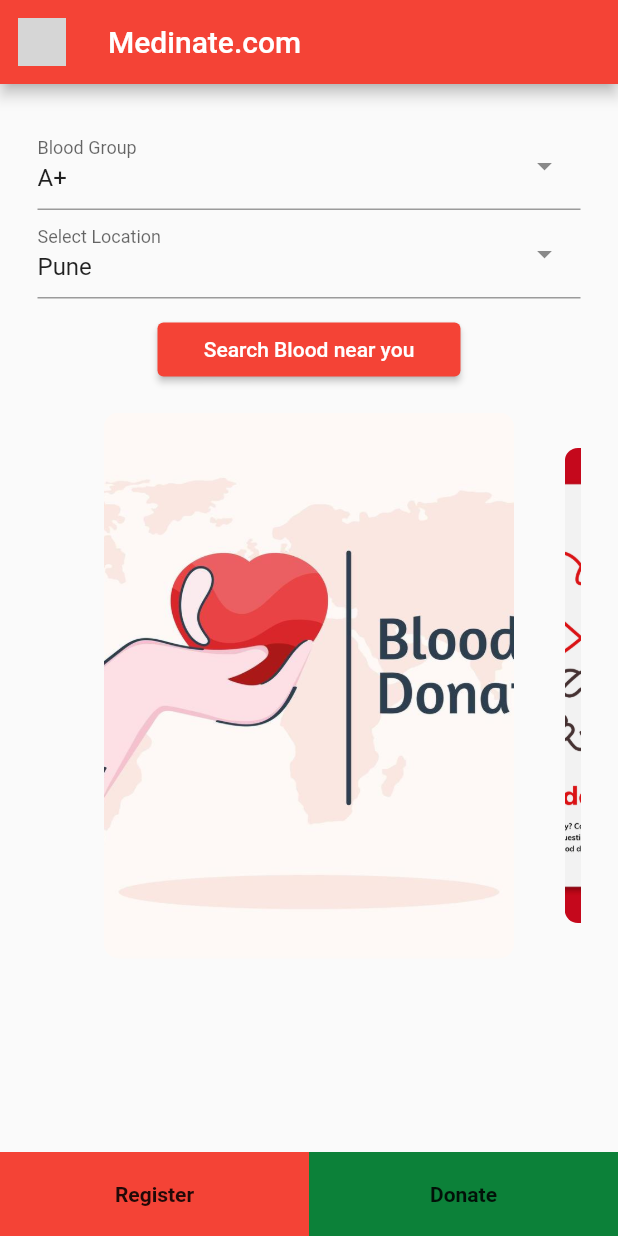
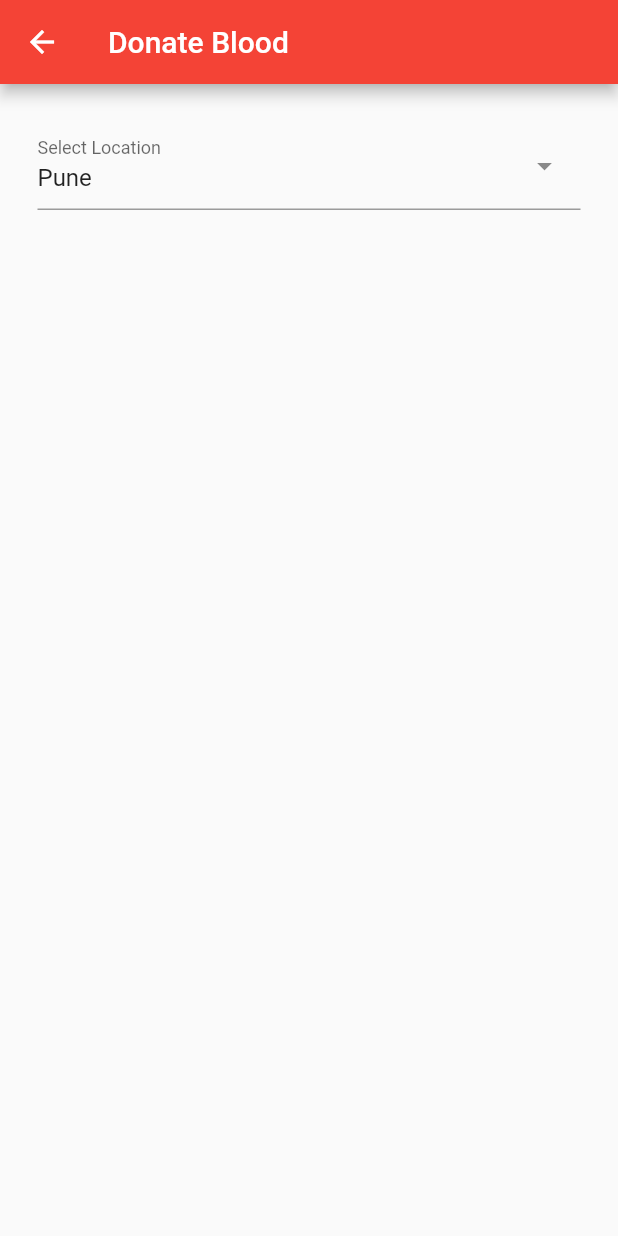
Before and after one commit to imhemantchaubey-zz/medinate-flutter, a Flutter app: the screen it shows after launch, after a tap on "Donate", on a phone screen of 412 x 824 dp. Run offline on Flutter 3.47's test engine with Material 2 defaults, Android fonts, the phone set to English and light mode, and no system bars; drawn by our look-alikes of carousel_slider, dropdown_search; our stand-ins replace firebase_auth, firebase_core; accounts and stored records are empty; grey boxes are pictures that could not be loaded.

Commit message:
some modifications and donation_page.dart

```diff
--- a/lib/main.dart
+++ b/lib/main.dart
@@ -1,13 +1,15 @@
 import 'package:flutter/material.dart';
+import 'package:medinate/pages/donation_page.dart';
 import 'package:medinate/pages/home_page.dart';
 import 'package:medinate/pages/registration_page.dart';
 import 'package:firebase_core/firebase_core.dart';
 import 'firebase_options.dart';
 
-
 Future<void> main() async {
   WidgetsFlutterBinding.ensureInitialized();
-  await Firebase.initializeApp(options: DefaultFirebaseOptions.currentPlatform,);
+  await Firebase.initializeApp(
+    options: DefaultFirebaseOptions.currentPlatform,
+  );
   runApp(MyApp());
 }
 
@@ -24,7 +26,7 @@ class _MyAppState extends State<MyApp> {
     return MaterialApp(
       theme: ThemeData(primarySwatch: Colors.red),
       debugShowCheckedModeBanner: false,
-      home: HomePage(),
+      home: const HomePage(),
     );
   }
 }
--- a/lib/pages/donation_page.dart
+++ b/lib/pages/donation_page.dart
@@ -0,0 +1,63 @@
+import 'package:flutter/material.dart';
+import 'package:dropdown_search/dropdown_search.dart';
+
+import 'home_page.dart';
+
+class DonationPage extends StatefulWidget {
+  const DonationPage({super.key});
+
+  @override
+  State<DonationPage> createState() => _DonationPageState();
+}
+
+class _DonationPageState extends State<DonationPage> {
+  @override
+  Widget build(BuildContext context) {
+    return Scaffold(
+      appBar: AppBar(
+        title: const Text("Donate Blood"),
+        leading: IconButton(
+          icon: const Icon(Icons.arrow_back),
+          onPressed: () {
+            _navigateToHomeScreen(context);
+          },
+        ),
+      ),
+      body: Padding(
+        padding: const EdgeInsets.symmetric(
+          vertical: 25,
+          horizontal: 25,
+        ),
+        child: DropdownSearch<String>(
+          popupProps: PopupProps.menu(
+            showSelectedItems: true,
+            disabledItemFn: (String s) => s.startsWith('I'),
+          ),
+          items: const [
+            "Mumbai",
+            "Pune",
+            "Delhi",
+            "Patna",
+            "Chennai",
+            "Ratnagiri"
+          ],
+          dropdownDecoratorProps: const DropDownDecoratorProps(
+            dropdownSearchDecoration: InputDecoration(
+              labelText: "Select Location",
+            ),
+          ),
+          onChanged: print,
+          selectedItem: "Pune",
+        ),
+      ),
+    );
+  }
+}
+
+void _navigateToHomeScreen(BuildContext context) {
+  Navigator.of(context).push(
+    MaterialPageRoute(
+      builder: (context) => const HomePage(),
+    ),
+  );
+}
--- a/lib/pages/home_page.dart
+++ b/lib/pages/home_page.dart
@@ -1,8 +1,10 @@
 import 'package:flutter/material.dart';
 import 'package:carousel_slider/carousel_slider.dart';
 import 'package:dropdown_search/dropdown_search.dart';
+import 'package:medinate/pages/donation_page.dart';
 import 'package:medinate/pages/registration_page.dart';
 import 'package:medinate/pages/search.dart';
+
 class HomePage extends StatefulWidget {
   const HomePage({super.key});
 
@@ -75,7 +77,14 @@ class _HomePageState extends State<HomePage> {
               showSelectedItems: true,
               disabledItemFn: (String s) => s.startsWith('I'),
             ),
-            items: const ["Mumbai", "Pune", "Delhi", "Patna", "Chennai", "Ratnagiri"],
+            items: const [
+              "Mumbai",
+              "Pune",
+              "Delhi",
+              "Patna",
+              "Chennai",
+              "Ratnagiri"
+            ],
             dropdownDecoratorProps: const DropDownDecoratorProps(
               dropdownSearchDecoration: InputDecoration(
                 labelText: "Select Location",
@@ -92,7 +101,7 @@ class _HomePageState extends State<HomePage> {
                 disabledForegroundColor: Colors.red,
               ),
               onPressed: () {
-                 _navigateToDonateScreen(context);
+                _navigateToDonateScreen(context);
               },
               child: const Text('Search Blood near you'),
             ),
@@ -151,7 +160,6 @@ class _HomePageState extends State<HomePage> {
               child: InkWell(
                 onTap: () {
                   _navigateToNextScreen(context);
-
                 },
                 child: const SizedBox(
                   height: kToolbarHeight,
@@ -173,7 +181,7 @@ class _HomePageState extends State<HomePage> {
               color: Color.fromARGB(255, 12, 129, 57),
               child: InkWell(
                 onTap: () {
-                 ;
+                  _navigateToDonationPageScreen(context);
                 },
                 child: const SizedBox(
                   height: kToolbarHeight,
@@ -194,9 +202,18 @@ class _HomePageState extends State<HomePage> {
     );
   }
 }
+
 void _navigateToNextScreen(BuildContext context) {
-    Navigator.of(context).push(MaterialPageRoute(builder: (context) => TabBarDemo()));
-  }
+  Navigator.of(context)
+      .push(MaterialPageRoute(builder: (context) => TabBarDemo()));
+}
+
 void _navigateToDonateScreen(BuildContext context) {
-    Navigator.of(context).push(MaterialPageRoute(builder: (context) => SearchBox()));
-  }
+  Navigator.of(context)
+      .push(MaterialPageRoute(builder: (context) => SearchBox()));
+}
+
+void _navigateToDonationPageScreen(BuildContext context) {
+  Navigator.of(context)
+      .push(MaterialPageRoute(builder: (context) => DonationPage()));
+}
```
Also changed, not shown: lib/pages/search.dart (+14 -15 lines).
